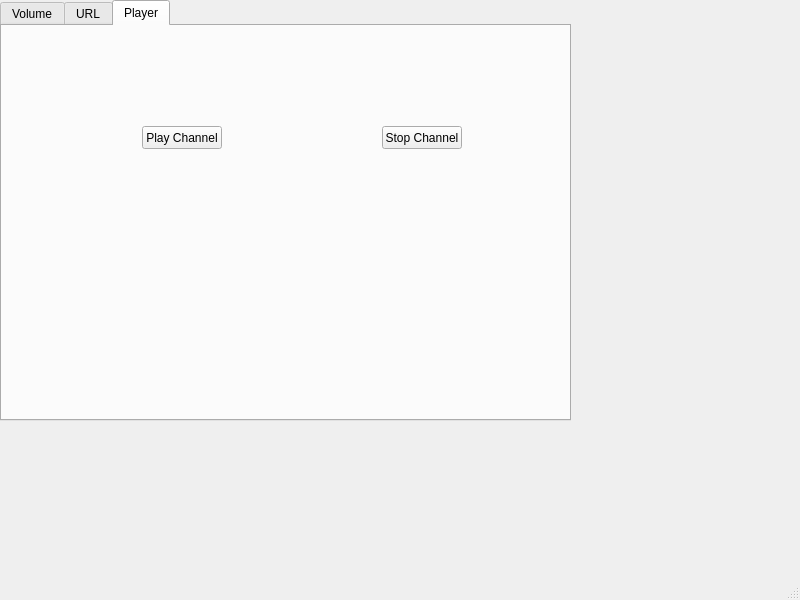
Before: the Qt Designer form kodigui.ui in definitly486/KodiGui, drawn with Qt 5.
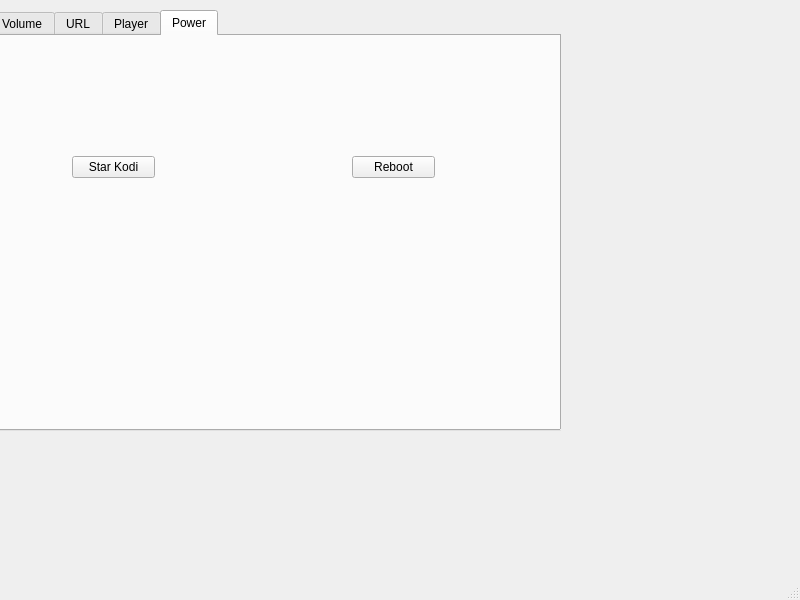
After: the same form once the commit is applied. Icons and pictures are not drawn.

Commit message: изменено:      kodigui 	изменено:      kodigui.pro.user 	изменено:      kodigui.ui 	изменено:      mainwindow.cpp 	изменено:      mainwindow.h

```diff
--- a/kodigui.ui
+++ b/kodigui.ui
@@ -22,14 +22,14 @@
    <widget class="QTabWidget" name="tabWidget">
     <property name="geometry">
      <rect>
-      <x>0</x>
-      <y>0</y>
+      <x>-10</x>
+      <y>10</y>
       <width>571</width>
       <height>421</height>
      </rect>
     </property>
     <property name="currentIndex">
-     <number>2</number>
+     <number>3</number>
     </property>
     <widget class="QWidget" name="volume">
      <attribute name="title">
@@ -124,6 +124,37 @@
       </property>
      </widget>
     </widget>
+    <widget class="QWidget" name="power">
+     <attribute name="title">
+      <string>Power</string>
+     </attribute>
+     <widget class="QPushButton" name="pushButton_4">
+      <property name="geometry">
+       <rect>
+        <x>80</x>
+        <y>120</y>
+        <width>83</width>
+        <height>22</height>
+       </rect>
+      </property>
+      <property name="text">
+       <string>Star Kodi</string>
+      </property>
+     </widget>
+     <widget class="QPushButton" name="pushButton_5">
+      <property name="geometry">
+       <rect>
+        <x>360</x>
+        <y>120</y>
+        <width>83</width>
+        <height>22</height>
+       </rect>
+      </property>
+      <property name="text">
+       <string>Reboot</string>
+      </property>
+     </widget>
+    </widget>
    </widget>
   </widget>
   <widget class="QMenuBar" name="menubar">
```
Left out of the diff: 8 changed lines with no effect on the pictures. The commit also changes 4 other files.
